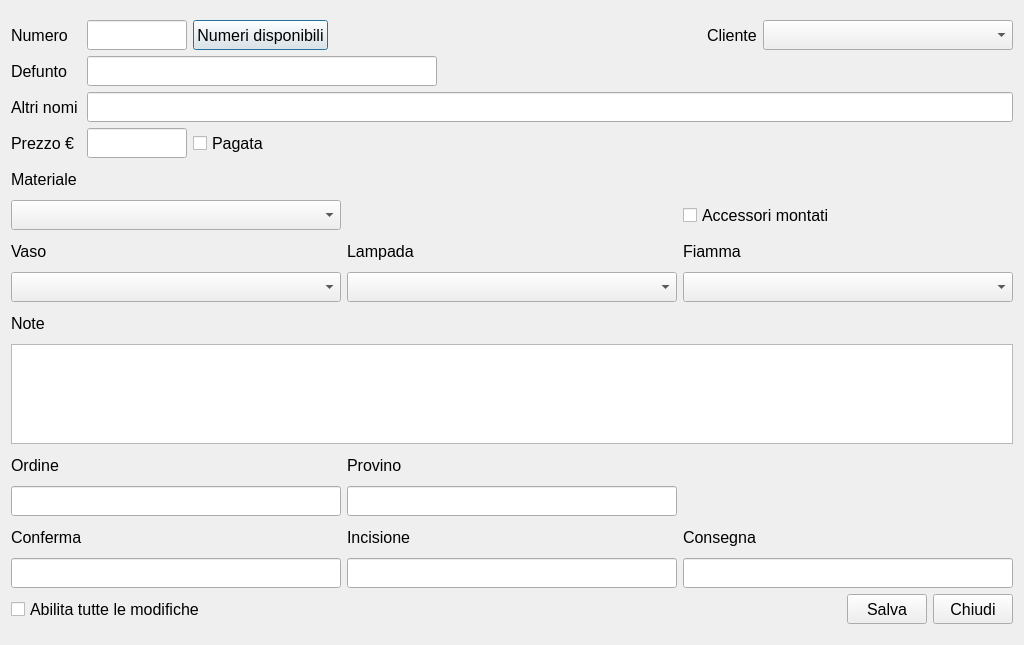
First picture: the form in Tomb.ui, repository LuigiCaradonna/funeraria, before the edit.
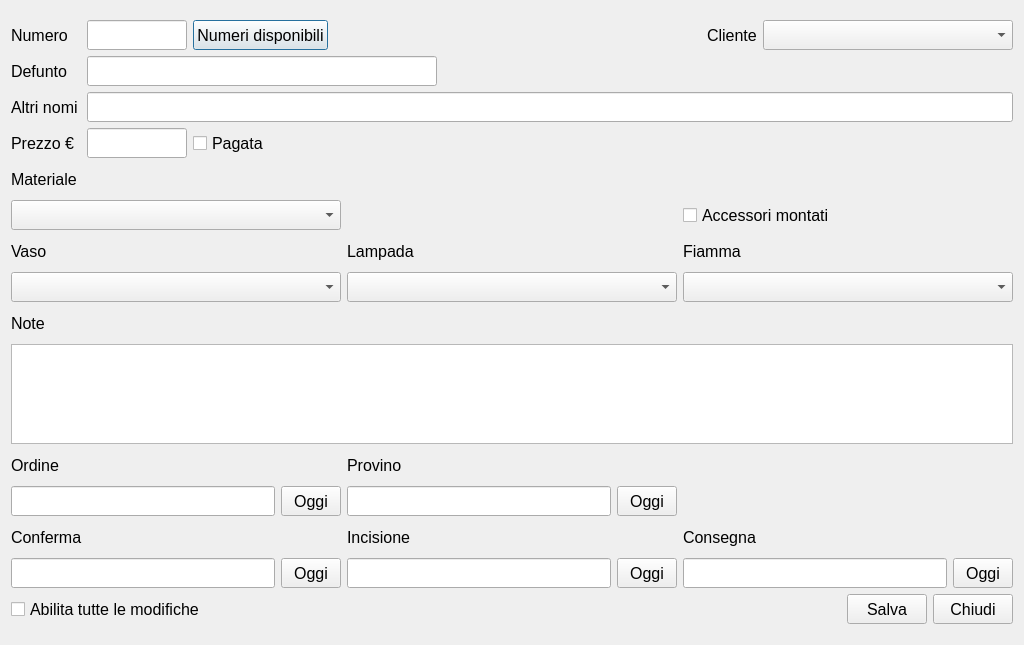
Second picture: the form after the edit.

Commit message: Added pushbuttons to the tomb UI's interface and the logic to set the current date to the proper input field

```diff
--- a/Tomb.ui
+++ b/Tomb.ui
@@ -705,6 +705,8 @@
           </widget>
          </item>
          <item>
+          <layout class="QHBoxLayout" name="horizontalLayout_2">
+           <item>
           <widget class="QLineEdit" name="leOrderedAt">
            <property name="minimumSize">
             <size>
@@ -726,6 +728,32 @@
           </widget>
          </item>
          <item>
+            <widget class="QPushButton" name="btnOrderedAt">
+             <property name="minimumSize">
+              <size>
+               <width>60</width>
+               <height>30</height>
+              </size>
+             </property>
+             <property name="maximumSize">
+              <size>
+               <width>40</width>
+               <height>30</height>
+              </size>
+             </property>
+             <property name="font">
+              <font>
+               <pointsize>12</pointsize>
+              </font>
+             </property>
+             <property name="text">
+              <string>Oggi</string>
+             </property>
+            </widget>
+           </item>
+          </layout>
+         </item>
+         <item>
           <widget class="QLabel" name="lblConfirmedAt">
            <property name="minimumSize">
             <size>
@@ -750,6 +778,8 @@
           </widget>
          </item>
          <item>
+          <layout class="QHBoxLayout" name="horizontalLayout">
+           <item>
           <widget class="QLineEdit" name="leConfirmedAt">
            <property name="minimumSize">
             <size>
@@ -770,8 +800,34 @@
            </property>
           </widget>
          </item>
-        </layout>
-       </item>
+           <item>
+            <widget class="QPushButton" name="btnConfirmedAt">
+             <property name="minimumSize">
+              <size>
+               <width>60</width>
+               <height>30</height>
+              </size>
+             </property>
+             <property name="maximumSize">
+              <size>
+               <width>60</width>
+               <height>30</height>
+              </size>
+             </property>
+             <property name="font">
+              <font>
+               <pointsize>12</pointsize>
+              </font>
+             </property>
+             <property name="text">
+              <string>Oggi</string>
+             </property>
+            </widget>
+           </item>
+          </layout>
+         </item>
+        </layout>
+       </item>
        <item>
         <layout class="QVBoxLayout" name="ProofDel">
          <item>
@@ -799,6 +855,8 @@
           </widget>
          </item>
          <item>
+          <layout class="QHBoxLayout" name="horizontalLayout_3">
+           <item>
           <widget class="QLineEdit" name="leProofedAt">
            <property name="minimumSize">
             <size>
@@ -820,6 +878,32 @@
           </widget>
          </item>
          <item>
+            <widget class="QPushButton" name="btnProofedAt">
+             <property name="minimumSize">
+              <size>
+               <width>60</width>
+               <height>30</height>
+              </size>
+             </property>
+             <property name="maximumSize">
+              <size>
+               <width>60</width>
+               <height>30</height>
+              </size>
+             </property>
+             <property name="font">
+              <font>
+               <pointsize>12</pointsize>
+              </font>
+             </property>
+             <property name="text">
+              <string>Oggi</string>
+             </property>
+            </widget>
+           </item>
+          </layout>
+         </item>
+         <item>
           <widget class="QLabel" name="lblEngravedAt">
            <property name="minimumSize">
             <size>
@@ -844,6 +928,8 @@
           </widget>
          </item>
          <item>
+          <layout class="QHBoxLayout" name="horizontalLayout_4">
+           <item>
           <widget class="QLineEdit" name="leEngravedAt">
            <property name="minimumSize">
             <size>
@@ -864,8 +950,34 @@
            </property>
           </widget>
          </item>
-        </layout>
-       </item>
+           <item>
+            <widget class="QPushButton" name="btnEngravedAt">
+             <property name="minimumSize">
+              <size>
+               <width>60</width>
+               <height>30</height>
+              </size>
+             </property>
+             <property name="maximumSize">
+              <size>
+               <width>60</width>
+               <height>30</height>
+              </size>
+             </property>
+             <property name="font">
+              <font>
+               <pointsize>12</pointsize>
+              </font>
+             </property>
+             <property name="text">
+              <string>Oggi</string>
+             </property>
+            </widget>
+           </item>
+          </layout>
+         </item>
+        </layout>
+       </item>
        <item>
         <layout class="QVBoxLayout" name="verticalLayout_9">
          <item>
@@ -931,6 +1043,8 @@
           </widget>
          </item>
          <item>
+          <layout class="QHBoxLayout" name="horizontalLayout_5">
+           <item>
           <widget class="QLineEdit" name="leDeliveredAt">
            <property name="minimumSize">
             <size>
@@ -951,6 +1065,32 @@
            </property>
           </widget>
          </item>
+           <item>
+            <widget class="QPushButton" name="btnDeliveredAt">
+             <property name="minimumSize">
+              <size>
+               <width>60</width>
+               <height>30</height>
+              </size>
+             </property>
+             <property name="maximumSize">
+              <size>
+               <width>60</width>
+               <height>30</height>
+              </size>
+             </property>
+             <property name="font">
+              <font>
+               <pointsize>12</pointsize>
+              </font>
+             </property>
+             <property name="text">
+              <string>Oggi</string>
+             </property>
+            </widget>
+           </item>
+          </layout>
+         </item>
         </layout>
        </item>
       </layout>
```
Left out of the diff: 15 changed lines with no effect on the pictures. Lines whose indentation alone changed are shown as unchanged. The commit also changes 2 other files.
